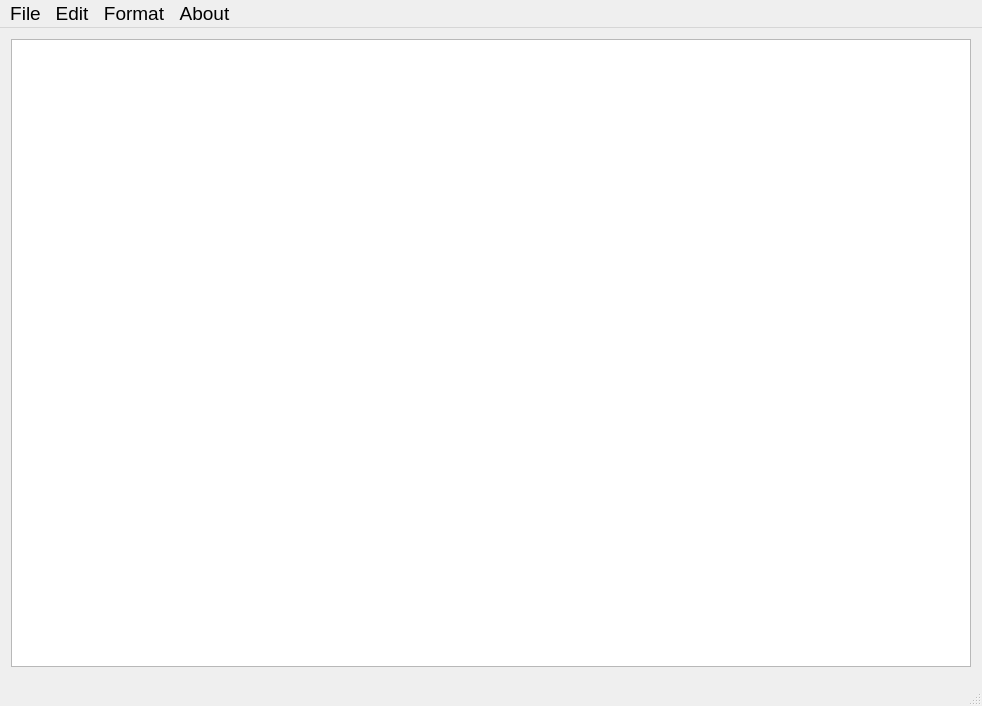
Before: the Qt Designer form src/MainWindow.ui in zethon/geen, drawn with Qt 5.
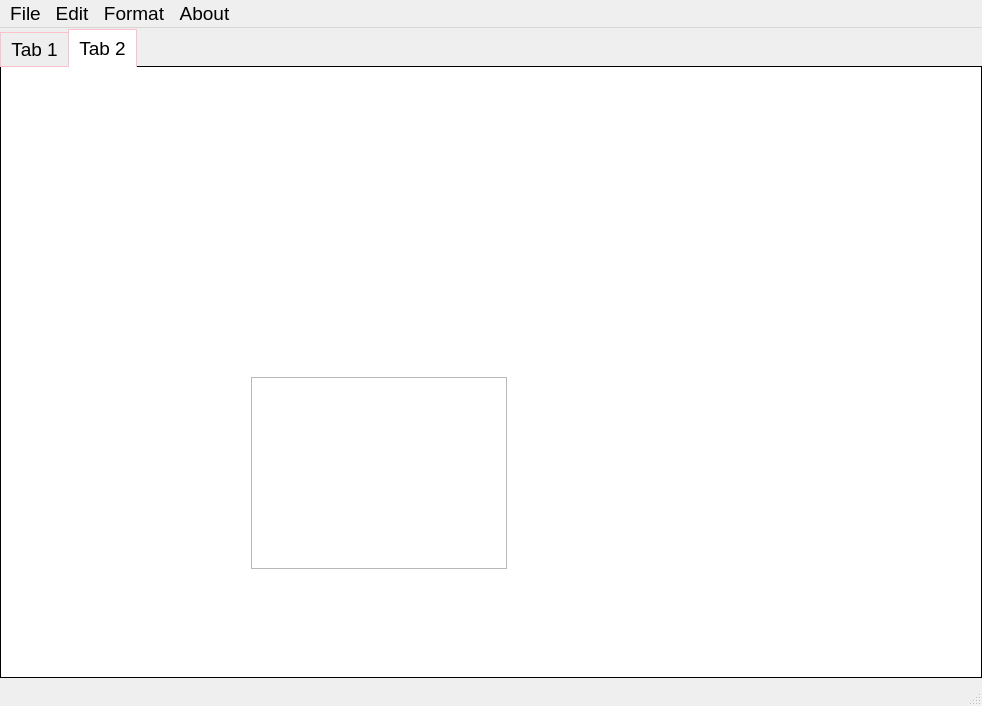
After: the same form once the commit is applied. The open tabs and pages were chosen to show the change. Icons and pictures are not drawn. Custom widgets are drawn as their Qt base class.

```diff
--- a/src/MainWindow.ui
+++ b/src/MainWindow.ui
@@ -23,14 +23,165 @@
   </property>
   <widget class="QWidget" name="centralWidget">
    <layout class="QHBoxLayout" name="horizontalLayout">
+    <property name="leftMargin">
+     <number>0</number>
+    </property>
+    <property name="topMargin">
+     <number>0</number>
+    </property>
+    <property name="rightMargin">
+     <number>0</number>
+    </property>
+    <property name="bottomMargin">
+     <number>0</number>
+    </property>
     <item>
-     <widget class="geen::GeenTextEditor" name="textEdit">
-      <property name="font">
-       <font>
-        <family>Consolas</family>
-        <pointsize>11</pointsize>
-       </font>
+     <widget class="QTabWidget" name="tabWidget">
+      <property name="styleSheet">
+       <string notr="true">
+QTabWidget::pane 
+{
+    border: 1px solid black;
+    background: white;
+}
+
+QTabWidget::tab-bar:top 
+{
+    top: 1px;
+}
+
+QTabWidget::tab-bar:bottom 
+{
+    bottom: 1px;
+}
+
+QTabWidget::tab-bar:left 
+{
+    right: 1px;
+}
+
+QTabWidget::tab-bar:right 
+{
+    left: 1px;
+}
+
+QTabBar::tab 
+{
+    border: 1px solid pink;
+}
+
+QTabBar::tab:selected 
+{
+    background: white;
+}
+
+QTabBar::tab:!selected 
+{
+    background: #EEEEEE;
+}
+
+QTabBar::tab:!selected:hover {
+    background: #999;
+}
+
+QTabBar::tab:top:!selected {
+    margin-top: 3px;
+}
+
+QTabBar::tab:bottom:!selected {
+    margin-bottom: 3px;
+}
+
+QTabBar::tab:top, QTabBar::tab:bottom {
+    min-width: 8ex;
+    margin-right: -1px;
+    padding: 5px 10px 5px 10px;
+}
+
+QTabBar::tab:top:selected {
+    border-bottom-color: none;
+}
+
+QTabBar::tab:bottom:selected {
+    border-top-color: none;
+}
+
+QTabBar::tab:top:last, QTabBar::tab:bottom:last,
+QTabBar::tab:top:only-one, QTabBar::tab:bottom:only-one {
+    margin-right: 0;
+}
+
+QTabBar::tab:left:!selected {
+    margin-right: 3px;
+}
+
+QTabBar::tab:right:!selected {
+    margin-left: 3px;
+}
+
+QTabBar::tab:left, QTabBar::tab:right {
+    min-height: 8ex;
+    margin-bottom: -1px;
+    padding: 10px 5px 10px 5px;
+}
+
+QTabBar::tab:left:selected {
+    border-left-color: none;
+}
+
+QTabBar::tab:right:selected {
+    border-right-color: none;
+}
+
+QTabBar::tab:left:last, QTabBar::tab:right:last,
+QTabBar::tab:left:only-one, QTabBar::tab:right:only-one {
+    margin-bottom: 0;
+}</string>
       </property>
+      <property name="tabPosition">
+       <enum>QTabWidget::North</enum>
+      </property>
+      <property name="tabShape">
+       <enum>QTabWidget::Rounded</enum>
+      </property>
+      <property name="currentIndex">
+       <number>0</number>
+      </property>
+      <property name="elideMode">
+       <enum>Qt::ElideRight</enum>
+      </property>
+      <widget class="QWidget" name="tab">
+       <attribute name="title">
+        <string>Tab 1</string>
+       </attribute>
+       <layout class="QHBoxLayout" name="horizontalLayout_2">
+        <item>
+         <widget class="geen::GeenTextEditor" name="textEdit">
+          <property name="font">
+           <font>
+            <family>Consolas</family>
+            <pointsize>11</pointsize>
+           </font>
+          </property>
+         </widget>
+        </item>
+       </layout>
+      </widget>
+      <widget class="QWidget" name="tab_2">
+       <attribute name="title">
+        <string>Tab 2</string>
+       </attribute>
+       <widget class="QListWidget" name="listWidget">
+        <property name="geometry">
+         <rect>
+          <x>250</x>
+          <y>310</y>
+          <width>256</width>
+          <height>192</height>
+         </rect>
+        </property>
+       </widget>
+      </widget>
      </widget>
     </item>
    </layout>
```
